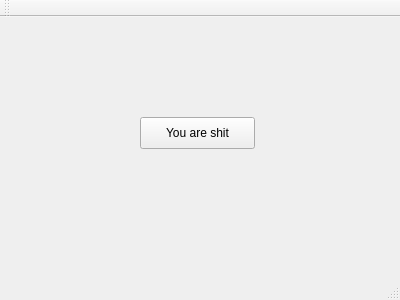
Qt form CMainWindow.ui (andreyfromilaria/EnterpriseAutomation) before a commit.
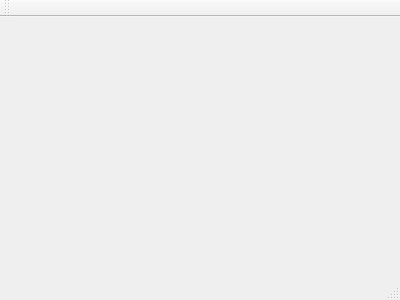
The same form after that commit.

What changed in the file:
```diff
--- a/CMainWindow.ui
+++ b/CMainWindow.ui
@@ -13,21 +13,7 @@
   <property name="windowTitle">
    <string>CMainWindow</string>
   </property>
-  <widget class="QWidget" name="centralWidget">
-   <widget class="QPushButton" name="pushButton">
-    <property name="geometry">
-     <rect>
-      <x>140</x>
-      <y>100</y>
-      <width>115</width>
-      <height>32</height>
-     </rect>
-    </property>
-    <property name="text">
-     <string>You are shit</string>
-    </property>
-   </widget>
-  </widget>
+  <widget class="QWidget" name="centralWidget"/>
   <widget class="QMenuBar" name="menuBar">
    <property name="geometry">
     <rect>
```
